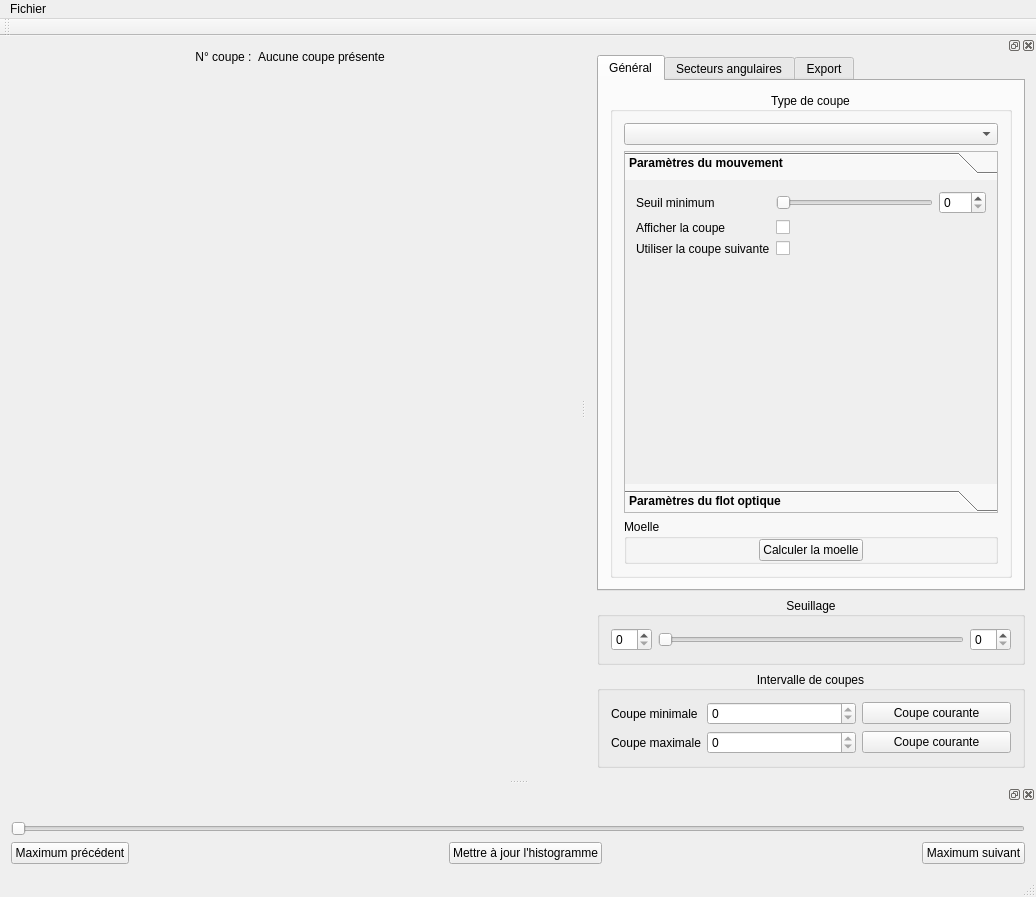
Before: the Qt Designer form ui/mainwindow.ui in akrah/TKDetection, drawn with Qt 5.
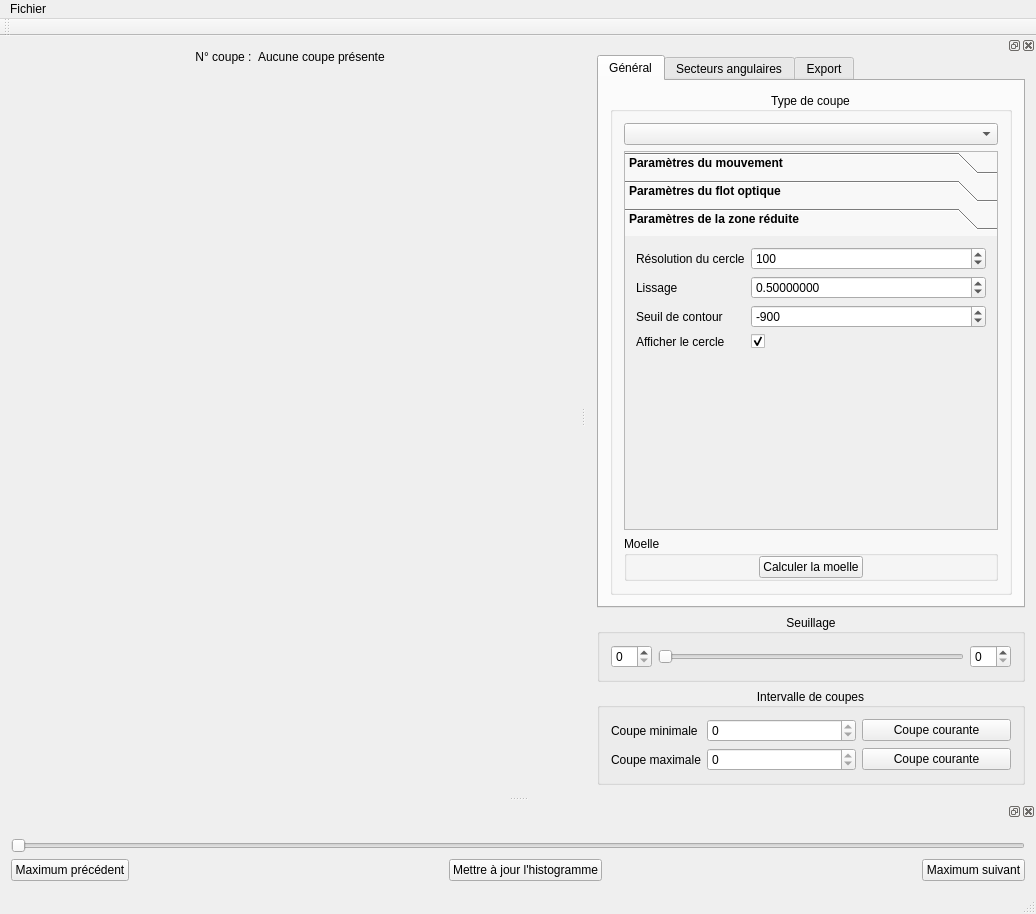
After: the same form once the commit is applied. The open tabs and pages were chosen to show the change. Custom widgets are drawn as their Qt base class.

Patch:
```diff
--- a/ui/mainwindow.ui
+++ b/ui/mainwindow.ui
@@ -7,7 +7,7 @@
     <x>0</x>
     <y>0</y>
     <width>1036</width>
-    <height>897</height>
+    <height>914</height>
    </rect>
   </property>
   <property name="windowTitle">
@@ -105,7 +105,7 @@
            <x>0</x>
            <y>0</y>
            <width>565</width>
-           <height>643</height>
+           <height>660</height>
           </rect>
          </property>
          <layout class="QHBoxLayout" name="horizontalLayout_8">
@@ -172,7 +172,7 @@
    <property name="minimumSize">
     <size>
      <width>450</width>
-     <height>691</height>
+     <height>708</height>
     </size>
    </property>
    <property name="floating">
@@ -227,8 +227,8 @@
                 <rect>
                  <x>0</x>
                  <y>0</y>
-                 <width>273</width>
-                 <height>109</height>
+                 <width>382</width>
+                 <height>194</height>
                 </rect>
                </property>
                <attribute name="label">
@@ -465,6 +465,149 @@
                 </item>
                </layout>
               </widget>
+              <widget class="QWidget" name="_pageRestrictedAreaParameters">
+               <property name="geometry">
+                <rect>
+                 <x>0</x>
+                 <y>0</y>
+                 <width>382</width>
+                 <height>194</height>
+                </rect>
+               </property>
+               <attribute name="label">
+                <string>Paramètres de la zone réduite</string>
+               </attribute>
+               <layout class="QFormLayout" name="formLayout_8">
+                <item row="0" column="0">
+                 <widget class="QLabel" name="label_19">
+                  <property name="font">
+                   <font>
+                    <weight>50</weight>
+                    <bold>false</bold>
+                   </font>
+                  </property>
+                  <property name="text">
+                   <string>Résolution du cercle</string>
+                  </property>
+                 </widget>
+                </item>
+                <item row="0" column="1">
+                 <widget class="QSpinBox" name="_spinRestrictedAreaResolution">
+                  <property name="font">
+                   <font>
+                    <weight>50</weight>
+                    <bold>false</bold>
+                   </font>
+                  </property>
+                  <property name="minimum">
+                   <number>3</number>
+                  </property>
+                  <property name="maximum">
+                   <number>10000</number>
+                  </property>
+                  <property name="singleStep">
+                   <number>10</number>
+                  </property>
+                  <property name="value">
+                   <number>100</number>
+                  </property>
+                 </widget>
+                </item>
+                <item row="1" column="0">
+                 <widget class="QLabel" name="label_20">
+                  <property name="font">
+                   <font>
+                    <weight>50</weight>
+                    <bold>false</bold>
+                   </font>
+                  </property>
+                  <property name="text">
+                   <string>Lissage</string>
+                  </property>
+                 </widget>
+                </item>
+                <item row="1" column="1">
+                 <widget class="QDoubleSpinBox" name="_spinRestrictedAreaSmooth">
+                  <property name="font">
+                   <font>
+                    <weight>50</weight>
+                    <bold>false</bold>
+                   </font>
+                  </property>
+                  <property name="decimals">
+                   <number>8</number>
+                  </property>
+                  <property name="maximum">
+                   <double>1.000000000000000</double>
+                  </property>
+                  <property name="singleStep">
+                   <double>0.010000000000000</double>
+                  </property>
+                  <property name="value">
+                   <double>0.500000000000000</double>
+                  </property>
+                 </widget>
+                </item>
+                <item row="2" column="0">
+                 <widget class="QLabel" name="label_21">
+                  <property name="font">
+                   <font>
+                    <weight>50</weight>
+                    <bold>false</bold>
+                   </font>
+                  </property>
+                  <property name="text">
+                   <string>Seuil de contour</string>
+                  </property>
+                 </widget>
+                </item>
+                <item row="2" column="1">
+                 <widget class="QSpinBox" name="_spinRestrictedAreaThreshold">
+                  <property name="font">
+                   <font>
+                    <weight>50</weight>
+                    <bold>false</bold>
+                   </font>
+                  </property>
+                  <property name="minimum">
+                   <number>-3024</number>
+                  </property>
+                  <property name="maximum">
+                   <number>3024</number>
+                  </property>
+                  <property name="singleStep">
+                   <number>5</number>
+                  </property>
+                  <property name="value">
+                   <number>-900</number>
+                  </property>
+                 </widget>
+                </item>
+                <item row="3" column="0">
+                 <widget class="QLabel" name="label_22">
+                  <property name="font">
+                   <font>
+                    <weight>50</weight>
+                    <bold>false</bold>
+                   </font>
+                  </property>
+                  <property name="text">
+                   <string>Afficher le cercle</string>
+                  </property>
+                 </widget>
+                </item>
+                <item row="3" column="1">
+                 <widget class="QCheckBox" name="_checkRestrictedAreaEnableCircle">
+                  <property name="text">
+                   <string/>
+                  </property>
+                  <property name="checked">
+                   <bool>true</bool>
+                  </property>
+                 </widget>
+                </item>
+               </layout>
+              </widget>
              </widget>
             </item>
             <item>
```
Left out of the diff: 2 changed lines with no effect on the pictures.
